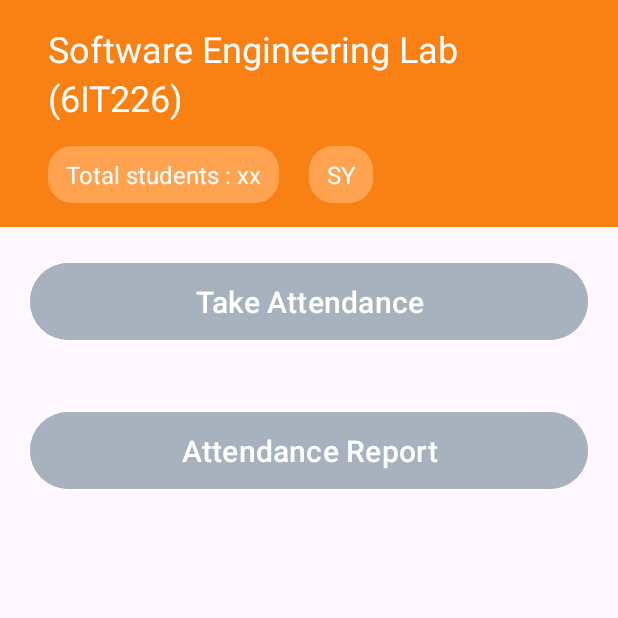
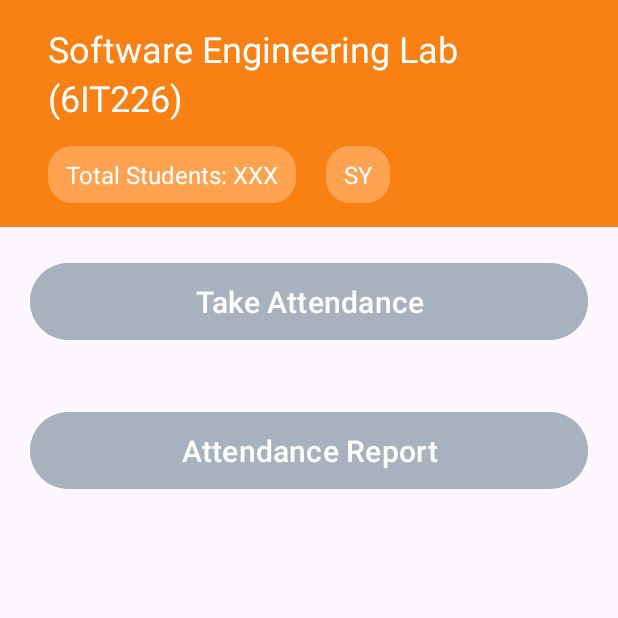
Before and after one commit to Team-Phonix-Mini-Project/AttendX, an Android app: the CourseDetailActivity screen opened directly, with no data from a screen before it, on a phone screen of 412 x 824 dp, the top half of it. Run offline under Robolectric (Android 15) with nearby library versions, the phone set to English and light mode, and no system bars.

Commit message:
minor changes

```diff
--- a/app/src/main/java/com/miniproject/attendx/login.kt
+++ b/app/src/main/java/com/miniproject/attendx/login.kt
@@ -8,21 +8,20 @@ import com.miniproject.attendx.databinding.ActivityLoginBinding
 
 
 class login : AppCompatActivity() {
-    lateinit var bindingLoginPage:ActivityLoginBinding
+    lateinit var bindingLoginPage: ActivityLoginBinding
     override fun onCreate(savedInstanceState: Bundle?) {
         super.onCreate(savedInstanceState)
-        bindingLoginPage=ActivityLoginBinding.inflate(layoutInflater)
+        bindingLoginPage = ActivityLoginBinding.inflate(layoutInflater)
         setContentView(bindingLoginPage.root)
         bindingLoginPage.buttonLogin.setOnClickListener {
-            val intent=Intent(this, Dashboard_activity::class.java)
+            val intent = Intent(this, Dashboard_activity::class.java)
             startActivity(intent)
 
-            val Intent = Intent(this,CourseDetails::class.java)
+            val intentToDashboard = Intent(this, CourseDetails::class.java)
 
-            startActivity(Intent)
+            startActivity(intentToDashboard)
 
         }
-
 
     }
 
--- a/app/src/main/res/layout/activity_course_detail.xml
+++ b/app/src/main/res/layout/activity_course_detail.xml
@@ -51,15 +51,15 @@
                     android:id="@+id/TextView_tStd"
                     android:layout_width="wrap_content"
                     android:layout_height="wrap_content"
-                    android:layout_marginRight="20dp"
+                    android:layout_marginEnd="20dp"
                     android:background="@drawable/rounded_corner_background"
                     android:paddingLeft="12dp"
+                    android:paddingTop="8dp"
                     android:paddingRight="12dp"
-                    android:paddingTop="8dp"
                     android:paddingBottom="8dp"
-                    android:text="Total students : xx"
-                    android:textColor="#fff"
-                    android:textSize="16dp" />
+                    android:text="Total Students: XXX"
+                    android:textColor="#FFFFFF"
+                    android:textSize="16sp" />
 
                 <TextView
                     android:id="@+id/TextView_Year"
@@ -67,12 +67,12 @@
                     android:layout_height="wrap_content"
                     android:background="@drawable/rounded_corner_background"
                     android:paddingLeft="12dp"
+                    android:paddingTop="8dp"
                     android:paddingRight="12dp"
-                    android:paddingTop="8dp"
                     android:paddingBottom="8dp"
                     android:text="SY"
-                    android:textColor="#fff"
-                    android:textSize="16dp" />
+                    android:textColor="#FFFFFF"
+                    android:textSize="16sp" />
 
 
             </LinearLayout>
```
Also changed, not shown: app/src/main/java/com/miniproject/attendx/CourseDetails.kt (+1 -7 lines), app/src/main/java/com/miniproject/attendx/Dashboard/Dashboard_activity.kt (+2 -5 lines).
